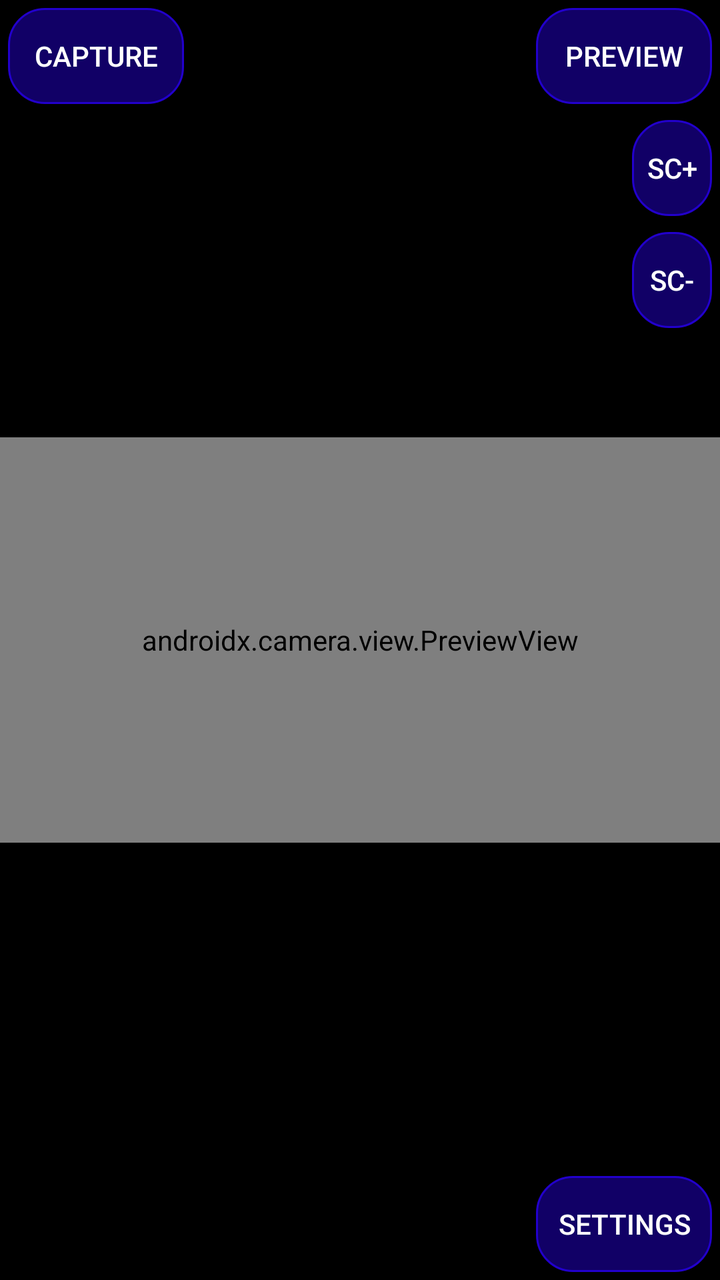
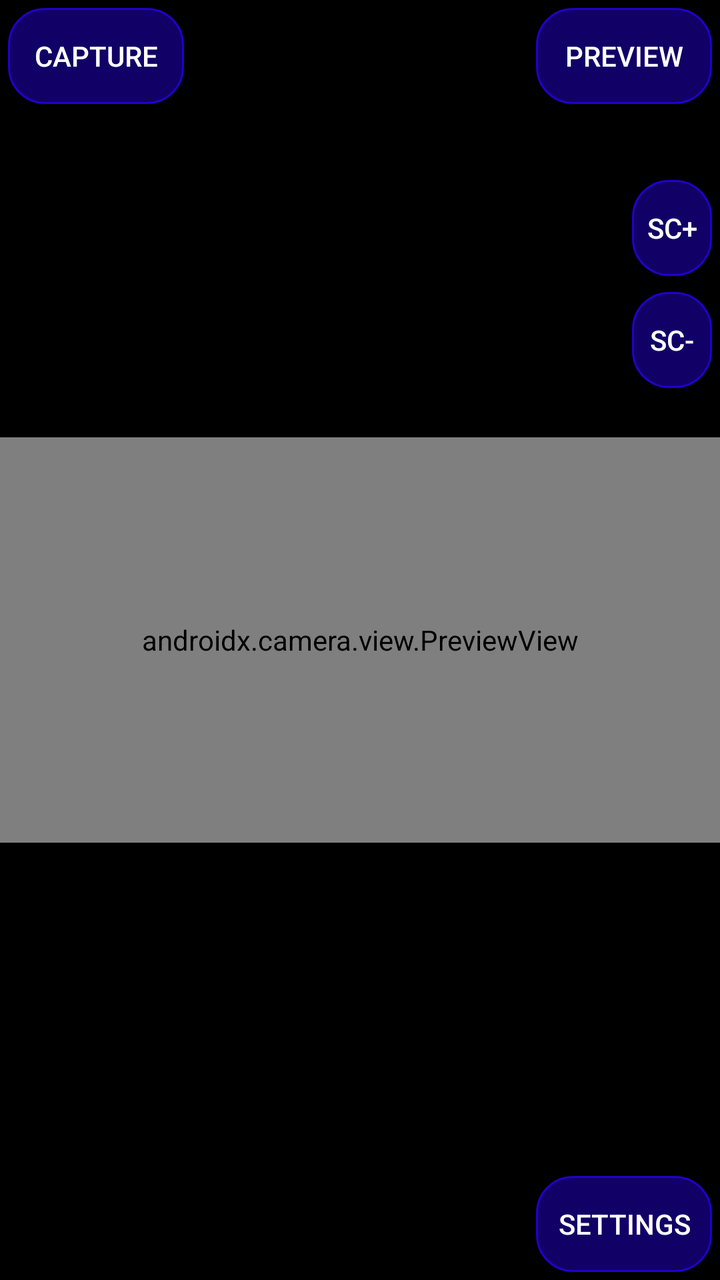

Compare the two renders of this Android layout. The source of the first and the diff that turns it into the second are given below.
<!-- AndroidManifest.xml: application theme Theme.AppCompat.Light.NoActionBar -->
<!-- res/layout/activity_main.xml -->
<androidx.constraintlayout.widget.ConstraintLayout xmlns:android="http://schemas.android.com/apk/res/android"
    xmlns:app="http://schemas.android.com/apk/res-auto"
    xmlns:tools="http://schemas.android.com/tools"
    android:layout_width="match_parent"
    android:layout_height="match_parent"
    android:background="@color/black">

    <androidx.camera.view.PreviewView
        android:id="@+id/previewView"
        android:layout_width="0dp"
        android:layout_height="0dp"
        app:layout_constraintBottom_toBottomOf="parent"
        app:layout_constraintDimensionRatio="16:9"
        app:layout_constraintEnd_toEndOf="parent"
        app:layout_constraintStart_toStartOf="parent"
        app:layout_constraintTop_toTopOf="parent">

    </androidx.camera.view.PreviewView>

    <ImageView
        android:id="@+id/onionSkinView"
        android:layout_width="match_parent"
        android:layout_height="match_parent"
        android:alpha="0.4"
        android:contentDescription="@string/onion_skin"
        android:scaleType="fitCenter"
        android:visibility="visible" />

    <GridLayout
        android:id="@+id/gridLayout"
        android:layout_width="match_parent"
        android:layout_height="match_parent"
        android:columnCount="6"
        android:rowCount="6"
        android:useDefaultMargins="true">

        <Button
            android:id="@+id/captureButton"
            android:layout_row="0"
            android:layout_column="0"
            android:background="@drawable/rounded"
            android:textColor="@android:color/white"
            android:text="@string/capture_frame" />


        <Button
            android:id="@+id/previewButton"
            android:layout_row="0"
            android:layout_column="5"
            android:layout_gravity="end"
            android:background="@drawable/rounded"
            android:textColor="@android:color/white"
            android:text="Preview" />

        <Space
            android:layout_row="1"
            android:layout_column="0"
            android:layout_columnSpan="6" />

        <Button
            android:id="@+id/upFolder"
            android:layout_row="2"
            android:layout_column="5"
            android:layout_width="40dp"
            android:layout_gravity="end"
            android:background="@drawable/rounded"
            android:textColor="@android:color/white"
            android:text="Sc+" />

        <Button
            android:id="@+id/downFolder"
            android:layout_row="3"
            android:layout_column="5"
            android:layout_width="40dp"
            android:layout_gravity="end"
            android:background="@drawable/rounded"
            android:textColor="@android:color/white"
            android:text="Sc-" />

        <Button
            android:id="@+id/settingsButton"
            android:layout_row="5"
            android:layout_column="5"
            android:layout_gravity="end"
            android:background="@drawable/rounded"
            android:textColor="@android:color/white"
            android:text="Settings" />

        <TextView
            android:id="@+id/label"
            android:layout_column="0"
            android:layout_row="5"
            android:layout_columnSpan="5"
            android:background="#88FFFFFF"
            android:textColor="@color/black" />
    </GridLayout>


</androidx.constraintlayout.widget.ConstraintLayout>
<!-- resources referenced by this layout -->
<resources>
  <color name="black">#FF000000</color>
  <!-- drawable rounded (drawable) -->
  <shape xmlns:android="http://schemas.android.com/apk/res/android">
      <solid android:color="#110066"/>
      <corners android:radius="18dp"/>
      <stroke android:width="1dp" android:color="#2200cc"/>
  </shape>
  <string name="capture_frame">Capture</string>
  <string name="onion_skin">onion skin</string>
</resources>

<!-- the commit's change to res/layout/activity_main.xml (unified diff, before → after) -->
@@ -55,6 +55,7 @@
         <Space
             android:layout_row="1"
             android:layout_column="0"
+            android:layout_height="30dp"
             android:layout_columnSpan="6" />
 
         <Button
